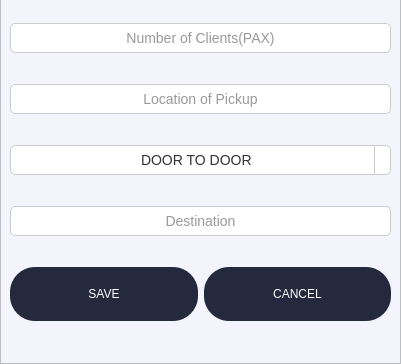
The window that ui/client.ui (shazkun/TRAVEL-WITH-ME) describes before a commit, drawn with Qt 5; both pictures show x 0 to 401 and y 337 to 701 of the 401 by 701 pixel window.
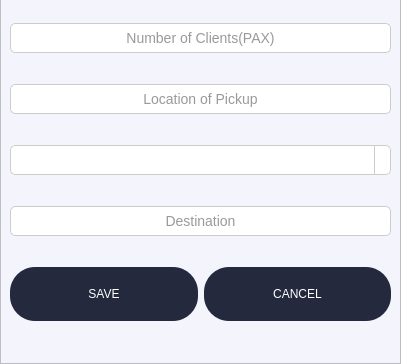
The same window after the commit. Icons and pictures are not drawn.

```diff
--- a/ui/client.ui
+++ b/ui/client.ui
@@ -267,21 +267,11 @@
             }</string>
         </property>
         <property name="currentText">
-         <string>DOOR TO DOOR</string>
+         <string/>
         </property>
         <property name="sizeAdjustPolicy">
          <enum>QComboBox::AdjustToContents</enum>
         </property>
-        <item>
-         <property name="text">
-          <string>DOOR TO DOOR</string>
-         </property>
-        </item>
-        <item>
-         <property name="text">
-          <string>BACK AND FOURTH</string>
-         </property>
-        </item>
        </widget>
       </item>
       <item>
```
